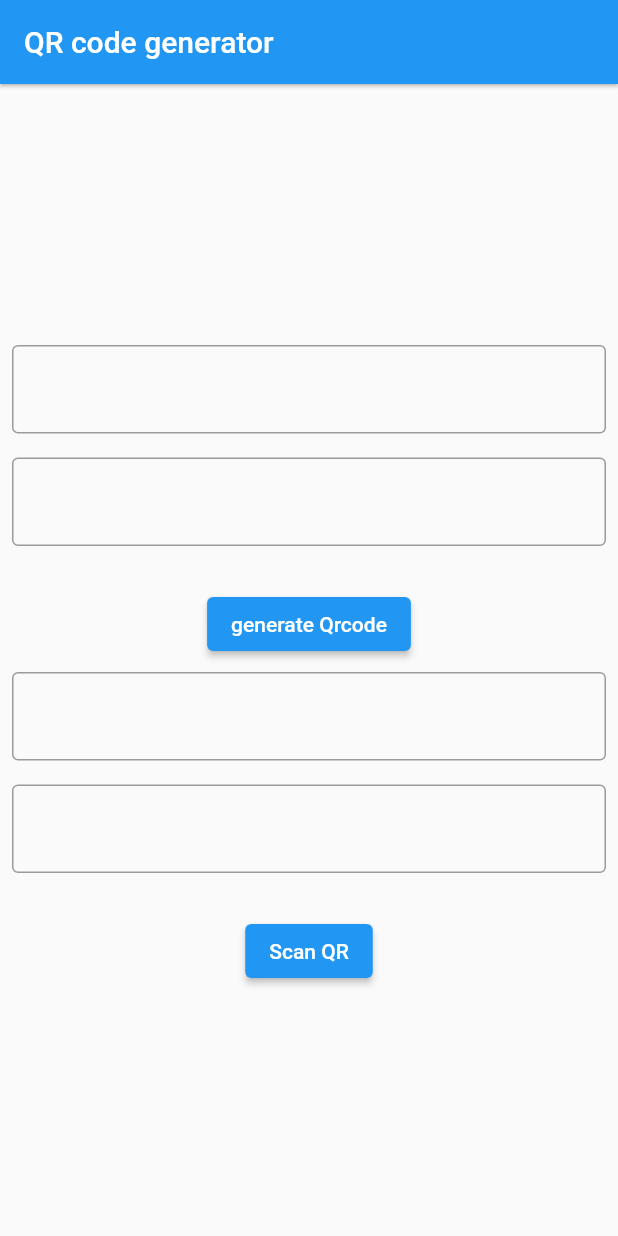
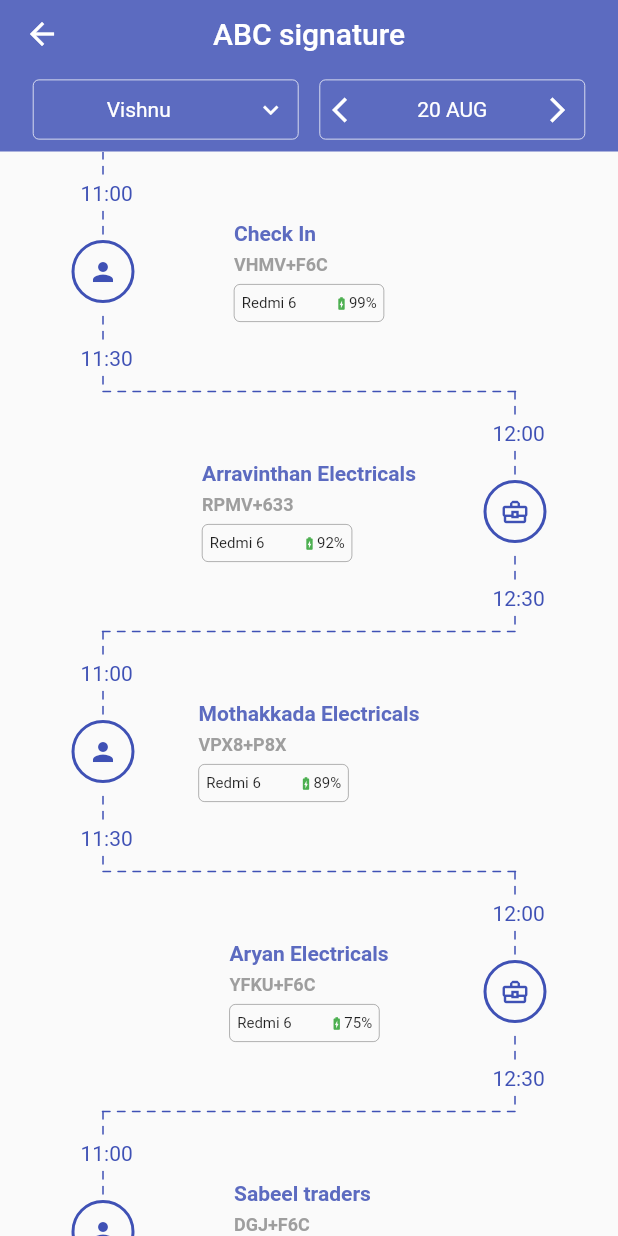
Before and after one commit to Shibili12/testproject, a Flutter app: the screen it shows after launch, on a phone screen of 412 x 824 dp. Run offline on Flutter 3.47's test engine with Material 3 defaults, Android fonts, the phone set to English and light mode, and no system bars; our stand-ins replace font_awesome_flutter, google_fonts, google_generative_ai, qr_flutter; missing offline and left inert: flutter_barcode_scanner, flutter_stripe, razorpay_flutter.

Commit message:
trave log

```diff
--- a/lib/main.dart
+++ b/lib/main.dart
@@ -4,6 +4,7 @@ import 'package:testproject/animation_example/animatedposition_example.dart';
 import 'package:testproject/animation_example/hero_animation_hompage.dart';
 import 'package:testproject/animation_example/staggered_animation_example.dart';
 import 'package:testproject/animation_example/using_package_example.dart';
+import 'package:testproject/chatAi/chatpage.dart';
 import 'package:testproject/dashboard%20ui/widgets/gauges.dart';
 import 'package:testproject/dashboard%20ui/graphpage.dart';
 import 'package:testproject/imagepickandfit/imagescreen.dart';
@@ -12,6 +13,7 @@ import 'package:testproject/qrcode/qrcode_generator.dart';
 
 import 'package:testproject/stripe_payment_integration/apikeys.dart';
 import 'package:testproject/stripe_payment_integration/payment_homescreen.dart';
+import 'package:testproject/travel%20log/travellog.dart';
 
 void main() async {
   WidgetsFlutterBinding.ensureInitialized();
@@ -34,7 +36,7 @@ class MyApp extends StatelessWidget {
               // backgroundColor: Palette.ToDoRed,
               iconTheme: IconThemeData(color: Colors.white))),
       debugShowCheckedModeBanner: false,
-      home: Qrcodegenerator(),
+      home: TravelLog(),
     );
   }
 }
--- /dev/null
+++ b/lib/travel log/travellog.dart
@@ -0,0 +1,197 @@
+import 'package:flutter/material.dart';
+import 'package:testproject/travel%20log/root.dart';
+
+class TravelLog extends StatelessWidget {
+  TravelLog({super.key});
+
+  @override
+  Widget build(BuildContext context) {
+    return Scaffold(
+      appBar: AppBar(
+          centerTitle: true,
+          elevation: 0,
+          backgroundColor: Colors.indigo[400],
+          leading: const Icon(Icons.arrow_back),
+          title: const Text("ABC signature"),
+          bottom: PreferredSize(
+              preferredSize: Size(double.infinity, 45),
+              child: Container(
+                child: Padding(
+                  padding: const EdgeInsets.all(8.0),
+                  child: Row(
+                      mainAxisAlignment: MainAxisAlignment.spaceEvenly,
+                      children: [
+                        Container(
+                            width: MediaQuery.of(context).size.width / 2 * .86,
+                            height: 40,
+                            decoration: BoxDecoration(
+                                border:
+                                    Border.all(width: .5, color: Colors.white),
+                                borderRadius: BorderRadius.circular(4)),
+                            child: const Row(
+                              children: [
+                                Expanded(
+                                    child: Center(
+                                        child: Text(
+                                  "Vishnu",
+                                  style: TextStyle(color: Colors.white),
+                                ))),
+                                Padding(
+                                  padding: EdgeInsets.all(8.0),
+                                  child: Icon(
+                                    Icons.keyboard_arrow_down,
+                                    size: 20,
+                                    color: Colors.white,
+                                  ),
+                                )
+                              ],
+                            )),
+                        Container(
+                          width: MediaQuery.of(context).size.width / 2 * .86,
+                          height: 40,
+                          decoration: BoxDecoration(
+                            border: Border.all(width: .5, color: Colors.white),
+                            borderRadius: BorderRadius.circular(4),
+                          ),
+                          child: const Row(
+                            children: [
+                              Padding(
+                                padding: EdgeInsets.all(8.0),
+                                child: Icon(
+                                  Icons.arrow_back_ios,
+                                  size: 20,
+                                  color: Colors.white,
+                                ),
+                              ),
+                              Expanded(
+                                  child: Center(
+                                      child: Text(
+                                "20 AUG",
+                                style: TextStyle(color: Colors.white),
+                              ))),
+                              Padding(
+                                padding: EdgeInsets.all(8.0),
+                                child: Icon(
+                                  Icons.arrow_forward_ios,
+                                  size: 20,
+                                  color: Colors.white,
+                                ),
+                              ),
+                            ],
+                          ),
+                        )
+                      ]),
+                ),
+              ))),
+      body: SingleChildScrollView(
+        child: Column(
+          mainAxisAlignment: MainAxisAlignment.start,
+          children: [
+            CustomPaint(
+                size: Size(double.infinity, 160),
+                painter: CombinedPainter(),
+                child:
+                    _Buildlogdetails('Check In', 'VHMV+F6C', "Redmi 6", "99%")),
+            CustomPaint(
+                size: Size(double.infinity, 160),
+                painter: CombinedPainter2(),
+                child: _Buildlogdetails(
+                    'Arravinthan Electricals', 'RPMV+633', "Redmi 6", "92%")),
+            CustomPaint(
+              size: Size(double.infinity, 160),
+              painter: CombinedPainter(),
+              child: _Buildlogdetails(
+                  'Mothakkada Electricals', 'VPX8+P8X', "Redmi 6", "89%"),
+            ),
+            CustomPaint(
+              size: Size(double.infinity, 160),
+              painter: CombinedPainter2(),
+              child: _Buildlogdetails(
+                  'Aryan Electricals', 'YFKU+F6C', "Redmi 6", "75%"),
+            ),
+            CustomPaint(
+              size: Size(double.infinity, 160),
+              painter: CombinedPainter(),
+              child: _Buildlogdetails(
+                  'Sabeel traders', 'DGJ+F6C', "Redmi 6", "65%"),
+            ),
+            CustomPaint(
+              size: Size(double.infinity, 160),
+              painter: CombinedPainter2(),
+              child:
+                  _Buildlogdetails('Abc steels', 'CFHJ+F6HC', "Redmi 6", "50%"),
+            ),
+          ],
+        ),
+      ),
+    );
+  }
+
+  _Buildlogdetails(String log, String logid, String phone, String battery) {
+    return Container(
+      width: double.infinity,
+      height: 160,
+      padding: const EdgeInsets.all(8.0),
+      child: Center(
+        child: Column(
+          mainAxisAlignment: MainAxisAlignment.center,
+          crossAxisAlignment: CrossAxisAlignment.start,
+          children: [
+            Text(
+              log,
+              style: TextStyle(
+                  color: Colors.indigo[400],
+                  fontSize: 14,
+                  fontWeight: FontWeight.bold),
+            ),
+            SizedBox(height: 6),
+            Text(
+              logid,
+              style: const TextStyle(
+                  color: Colors.grey,
+                  fontSize: 12,
+                  fontWeight: FontWeight.bold),
+            ),
+            SizedBox(height: 6),
+            Container(
+              height: 25,
+              width: 100,
+              decoration: BoxDecoration(
+                  border: Border.all(width: .2),
+                  borderRadius: BorderRadius.circular(4)),
+              child: Row(
+                children: [
+                  Expanded(
+                      flex: 2,
+                      child: Padding(
+                        padding: const EdgeInsets.only(left: 5),
+                        child: Text(
+                          phone,
+                          style: TextStyle(fontSize: 10),
+                        ),
+                      )),
+                  Flexible(
+                      child: Row(
+                    mainAxisSize: MainAxisSize.min,
+                    children: [
+                      Divider(),
+                      Icon(
+                        Icons.battery_charging_full,
+                        color: Colors.green,
+                        size: 10,
+                      ),
+                      Text(
+                        battery,
+                        style: TextStyle(fontSize: 10),
+                      )
+                    ],
+                  ))
+                ],
+              ),
+            )
+          ],
+        ),
+      ),
+    );
+  }
+}
```
Also changed, not shown: lib/travel log/root.dart (added, +266 -0 lines).
